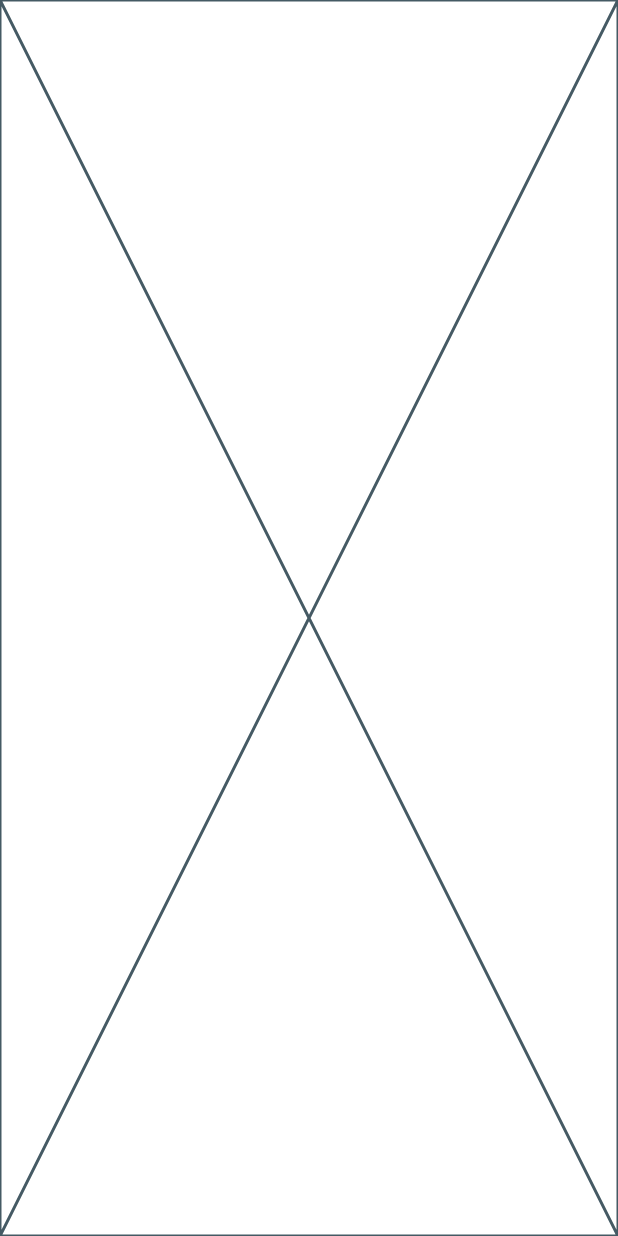
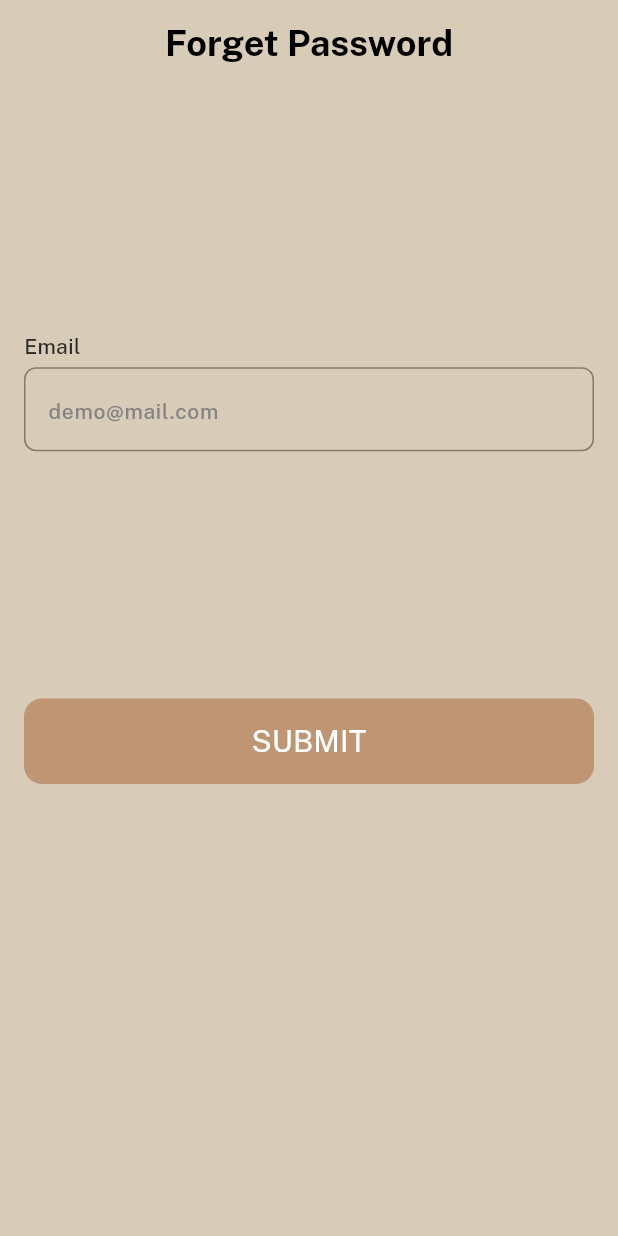
Before and after one commit to Belalwael26/dreamHome, a Flutter app: the screen it shows after launch, after a tap on "Skip", after a tap on "ForgetPassword?", on a phone screen of 412 x 824 dp. Run offline on Flutter 3.47's test engine with Material 3 defaults, Android fonts, the phone set to English and light mode, and no system bars; our stand-ins replace equatable, flutter_bloc, go_router; project files that could hold a hidden picture were left out.

Commit message:
finish_forget_password

```diff
--- a/dream_home/lib/core/styles/app_styles.dart
+++ b/dream_home/lib/core/styles/app_styles.dart
@@ -9,7 +9,7 @@ ThemeData theme() {
     scaffoldBackgroundColor: AppColor.greyD,
     fontFamily: "PublicSans",
     inputDecorationTheme: InputDecorationTheme(
-      hintStyle: AppTextStyle.style14,
+      hintStyle: AppTextStyle.style14.copyWith(color: AppColor.grey8),
       errorBorder: outLineInputBorder(),
       enabledBorder: outLineInputBorder(),
       focusedBorder: outLineInputBorder(),
--- a/dream_home/lib/core/utils/app_color.dart
+++ b/dream_home/lib/core/utils/app_color.dart
@@ -7,4 +7,5 @@ class AppColor {
   static const white = Color(0xffFFFFFF);
   static const beanut = Color(0xffbf9674);
   static const black = Color(0xff000000);
+  static const Color grey8 = Color(0xff858383);
 }
--- /dev/null
+++ b/dream_home/lib/feature/auth/presentation/cubit/forget_passowrd/forget_password_cubit.dart
@@ -0,0 +1,11 @@
+import 'package:flutter_bloc/flutter_bloc.dart';
+import 'package:equatable/equatable.dart';
+import 'package:flutter/material.dart';
+
+part 'forget_password_state.dart';
+
+class ForgetPasswordCubit extends Cubit<ForgetPasswordState> {
+  ForgetPasswordCubit() : super(ForgetPasswordInitial());
+
+  final TextEditingController emailController = TextEditingController();
+}
--- /dev/null
+++ b/dream_home/lib/feature/auth/presentation/cubit/forget_passowrd/forget_password_state.dart
@@ -0,0 +1,10 @@
+part of 'forget_password_cubit.dart';
+
+sealed class ForgetPasswordState extends Equatable {
+  const ForgetPasswordState();
+
+  @override
+  List<Object> get props => [];
+}
+
+final class ForgetPasswordInitial extends ForgetPasswordState {}
--- a/dream_home/lib/feature/auth/presentation/views/forget_password_screen.dart
+++ b/dream_home/lib/feature/auth/presentation/views/forget_password_screen.dart
@@ -1,10 +1,60 @@
+import 'package:dream_home/core/styles/app_text_style.dart';
+import 'package:dream_home/core/utils/app_color.dart';
 import 'package:flutter/material.dart';
+import 'package:flutter_bloc/flutter_bloc.dart';
+
+import '../../../../core/constant/app_sized.dart';
+import '../../../../core/widget/app_bar.dart';
+import '../../../../core/widget/custom_app_button.dart';
+import '../cubit/forget_passowrd/forget_password_cubit.dart';
+import '../widget/custom_text_form_filed.dart';
 
 class ForgetPasswordScreen extends StatelessWidget {
   const ForgetPasswordScreen({super.key});
 
   @override
   Widget build(BuildContext context) {
-    return const Placeholder();
+    return BlocProvider(
+      create: (context) => ForgetPasswordCubit(),
+      child: BlocBuilder<ForgetPasswordCubit, ForgetPasswordState>(
+        builder: (context, state) {
+          final cubit = context.read<ForgetPasswordCubit>();
+          return Scaffold(
+            appBar: appBar(
+              context,
+              title: "Forget Password",
+              automaticallyImplyLeading: false,
+            ),
+            body: SingleChildScrollView(
+              child: Padding(
+                padding: const EdgeInsets.symmetric(horizontal: 16),
+                child: Column(
+                  crossAxisAlignment: CrossAxisAlignment.start,
+                  children: [
+                    height(heightSize(context) * 0.2),
+                    Text(
+                      "Email",
+                      style: AppTextStyle.style14,
+                    ),
+                    height(4),
+                    CustomTextFormFiled(
+                      hintText: "demo@mail.com",
+                      controller: cubit.emailController,
+                    ),
+                    height(heightSize(context) * 0.2),
+                    CustomAppButton(
+                      text: "SUBMIT",
+                      onPressed: () {},
+                      containerColor: AppColor.beanut,
+                      textColor: AppColor.white,
+                    ),
+                  ],
+                ),
+              ),
+            ),
+          );
+        },
+      ),
+    );
   }
 }
```
